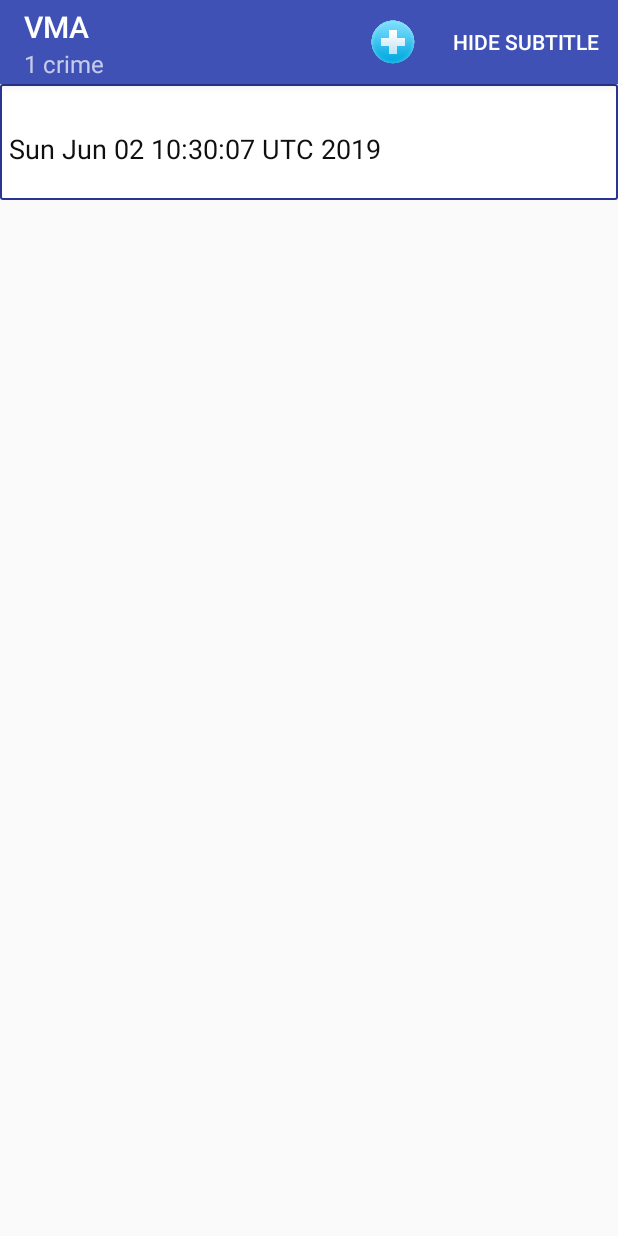
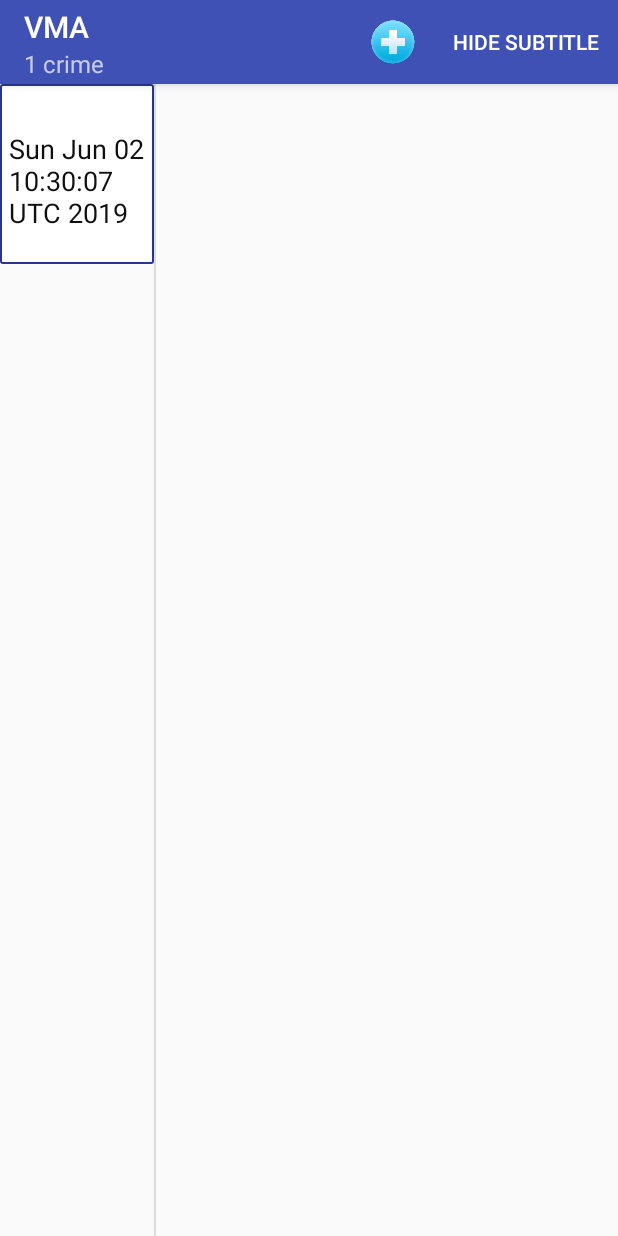
Before and after one commit to oleksavr/VMAnew, an Android app: the screen it shows after launch (VetListActivity), after a tap on "SHOW SUBTITLE", on a phone screen of 412 x 824 dp. Run offline under Robolectric (Android 15) with nearby library versions, the phone set to English and light mode, and no system bars; 2 other taps on this screen came first.

Commit message:
trying the two pain in the tap view

```diff
--- a/app/src/main/java/com/example/root/vma/controller/SingleFragmentActivity.java
+++ b/app/src/main/java/com/example/root/vma/controller/SingleFragmentActivity.java
@@ -16,7 +16,8 @@ public abstract class SingleFragmentActivity extends AppCompatActivity {
 
     @LayoutRes
     protected int getLayoutResId(){
-        return R.layout.activity_fragment_vet;
+       // return R.layout.activity_fragment_vet;
+        return R.layout.activity_twopane;
     }
 
 
```
